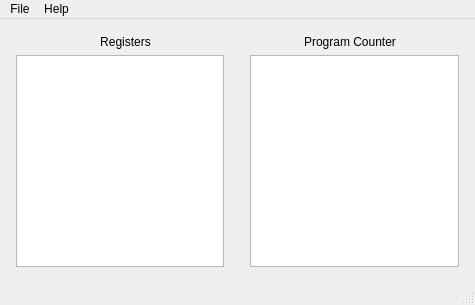
This is src/mainwindow.ui in FizzyGalacticus/gbdynbintrans as Qt 5 draws it before an edit. The edited form follows.
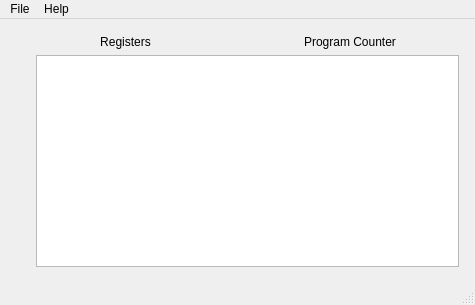
This is the edited form.

Commit message: Added registerbank object to mainwindow.

Patch:
```diff
--- a/src/mainwindow.ui
+++ b/src/mainwindow.ui
@@ -55,9 +55,6 @@
       </item>
       <item>
        <layout class="QGridLayout" name="gridLayout">
-        <item row="0" column="0">
-         <widget class="QListWidget" name="registerListWidget"/>
-        </item>
         <item row="0" column="1">
          <spacer name="verticalSpacer">
           <property name="orientation">
```
Left out of the diff: 3 changed lines with no effect on the pictures. The commit also changes 2 other files.
